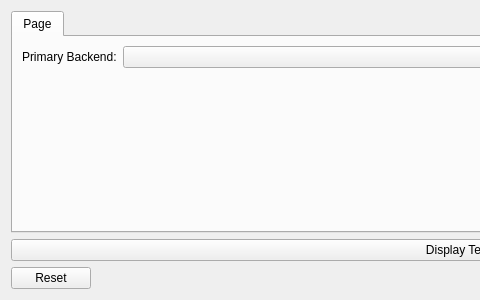
Above: src/core/settingsdialog.ui from baohaojun/system-config before the change; both pictures show x 0 to 480 and y 0 to 300 of the 979 by 300 pixel window. Below: the same form after it.
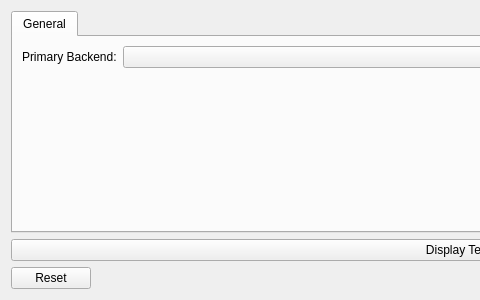
That is the form after the change. Icons and pictures are not drawn.

Commit message: make it possible to embed the settings dialog, enable snore-settings to modifiy local settings of other applications

Patch:
```diff
--- a/src/core/settingsdialog.ui
+++ b/src/core/settingsdialog.ui
@@ -1,7 +1,7 @@
 <?xml version="1.0" encoding="UTF-8"?>
 <ui version="4.0">
  <class>SettingsDialog</class>
- <widget class="QDialog" name="SettingsDialog">
+ <widget class="QWidget" name="SettingsDialog">
   <property name="geometry">
    <rect>
     <x>0</x>
@@ -20,12 +20,18 @@
   <layout class="QVBoxLayout" name="verticalLayout">
    <item>
     <widget class="QTabWidget" name="tabWidget">
+     <property name="tabPosition">
+      <enum>QTabWidget::North</enum>
+     </property>
+     <property name="tabShape">
+      <enum>QTabWidget::Rounded</enum>
+     </property>
      <property name="currentIndex">
       <number>0</number>
      </property>
      <widget class="QWidget" name="tab">
       <attribute name="title">
-       <string>Page</string>
+       <string>General</string>
       </attribute>
       <layout class="QHBoxLayout" name="horizontalLayout">
        <item>
```
The commit also changes 10 other files.
